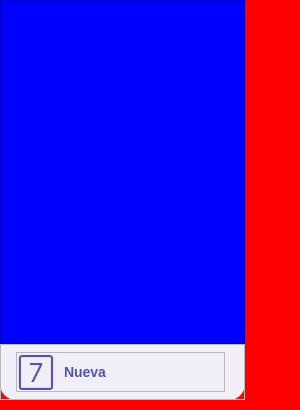
Before: the Qt Designer form ConsulManager/UI/listConsultas.ui in OpenAnalyticsQro/consulManager, drawn with Qt 5.
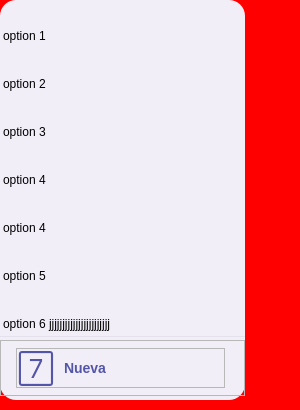
After: the same form once the commit is applied.

Commit message: update list manager

What changed in the file:
```diff
--- a/ConsulManager/UI/listConsultas.ui
+++ b/ConsulManager/UI/listConsultas.ui
@@ -57,7 +57,11 @@
 
 QFrame#dataFrame
 {
-background:blue;
+background:None;
+
+border-bottom-width: 1px;
+border-style: solid;
+border-bottom-color: #E4E1EC;
 }
 
 QFrame#dataButtonFrame
@@ -82,6 +86,36 @@
 font-size: 14px;
 line-height: 20px;
 }
+
+QScrollArea#scrollAreaList
+{
+background:transparent;
+border:None;
+}
+
+QScrollBar:vertical
+{
+background:None;
+border:None;
+width: 0px;
+}
+
+QWidget#listScroll
+{
+background:transparent;
+
+}
+
+QFrame#itemFrame
+{
+background:green;
+}
+
+QLabel
+{
+background:None;
+}
+
 </string>
   </property>
   <widget class="QFrame" name="FrameBase">
@@ -153,12 +187,229 @@
        </property>
        <item>
         <widget class="QFrame" name="dataFrame">
+         <property name="maximumSize">
+          <size>
+           <width>245</width>
+           <height>334</height>
+          </size>
+         </property>
          <property name="frameShape">
           <enum>QFrame::StyledPanel</enum>
          </property>
          <property name="frameShadow">
           <enum>QFrame::Raised</enum>
          </property>
+         <widget class="QScrollArea" name="scrollAreaList">
+          <property name="geometry">
+           <rect>
+            <x>3</x>
+            <y>9</y>
+            <width>239</width>
+            <height>331</height>
+           </rect>
+          </property>
+          <property name="maximumSize">
+           <size>
+            <width>239</width>
+            <height>331</height>
+           </size>
+          </property>
+          <property name="widgetResizable">
+           <bool>true</bool>
+          </property>
+          <widget class="QWidget" name="listScroll">
+           <property name="geometry">
+            <rect>
+             <x>0</x>
+             <y>0</y>
+             <width>239</width>
+             <height>386</height>
+            </rect>
+           </property>
+           <property name="maximumSize">
+            <size>
+             <width>16777215</width>
+             <height>16777215</height>
+            </size>
+           </property>
+           <layout class="QVBoxLayout" name="verticalLayout_3">
+            <property name="spacing">
+             <number>0</number>
+            </property>
+            <property name="leftMargin">
+             <number>0</number>
+            </property>
+            <property name="topMargin">
+             <number>0</number>
+            </property>
+            <property name="rightMargin">
+             <number>0</number>
+            </property>
+            <property name="bottomMargin">
+             <number>0</number>
+            </property>
+            <item>
+             <widget class="QLabel" name="label">
+              <property name="minimumSize">
+               <size>
+                <width>0</width>
+                <height>48</height>
+               </size>
+              </property>
+              <property name="text">
+               <string>option 1</string>
+              </property>
+             </widget>
+            </item>
+            <item>
+             <widget class="QLabel" name="label_4">
+              <property name="minimumSize">
+               <size>
+                <width>0</width>
+                <height>48</height>
+               </size>
+              </property>
+              <property name="text">
+               <string>option 2</string>
+              </property>
+             </widget>
+            </item>
+            <item>
+             <widget class="QLabel" name="label_5">
+              <property name="minimumSize">
+               <size>
+                <width>0</width>
+                <height>48</height>
+               </size>
+              </property>
+              <property name="text">
+               <string>option 3</string>
+              </property>
+             </widget>
+            </item>
+            <item>
+             <widget class="QLabel" name="label_3">
+              <property name="minimumSize">
+               <size>
+                <width>0</width>
+                <height>48</height>
+               </size>
+              </property>
+              <property name="text">
+               <string>option 4</string>
+              </property>
+             </widget>
+            </item>
+            <item>
+             <widget class="QLabel" name="label_8">
+              <property name="minimumSize">
+               <size>
+                <width>0</width>
+                <height>48</height>
+               </size>
+              </property>
+              <property name="text">
+               <string>option 4</string>
+              </property>
+             </widget>
+            </item>
+            <item>
+             <widget class="QLabel" name="label_6">
+              <property name="minimumSize">
+               <size>
+                <width>0</width>
+                <height>48</height>
+               </size>
+              </property>
+              <property name="text">
+               <string>option 5</string>
+              </property>
+             </widget>
+            </item>
+            <item>
+             <widget class="QLabel" name="label_7">
+              <property name="minimumSize">
+               <size>
+                <width>0</width>
+                <height>48</height>
+               </size>
+              </property>
+              <property name="text">
+               <string>option 6 jjjjjjjjjjjjjjjjjjjjjjj</string>
+              </property>
+              <property name="textFormat">
+               <enum>Qt::PlainText</enum>
+              </property>
+              <property name="scaledContents">
+               <bool>false</bool>
+              </property>
+             </widget>
+            </item>
+            <item>
+             <widget class="QLabel" name="label_2">
+              <property name="minimumSize">
+               <size>
+                <width>0</width>
+                <height>48</height>
+               </size>
+              </property>
+              <property name="text">
+               <string>option 7</string>
+              </property>
+             </widget>
+            </item>
+            <item>
+             <widget class="QFrame" name="itemFrame">
+              <property name="enabled">
+               <bool>true</bool>
+              </property>
+              <property name="maximumSize">
+               <size>
+                <width>239</width>
+                <height>16777215</height>
+               </size>
+              </property>
+              <property name="frameShape">
+               <enum>QFrame::StyledPanel</enum>
+              </property>
+              <property name="frameShadow">
+               <enum>QFrame::Raised</enum>
+              </property>
+              <layout class="QVBoxLayout" name="verticalLayout_4">
+               <property name="spacing">
+                <number>0</number>
+               </property>
+               <property name="leftMargin">
+                <number>0</number>
+               </property>
+               <property name="topMargin">
+                <number>0</number>
+               </property>
+               <property name="rightMargin">
+                <number>0</number>
+               </property>
+               <property name="bottomMargin">
+                <number>0</number>
+               </property>
+              </layout>
+             </widget>
+            </item>
+            <item>
+             <spacer name="verticalSpacer">
+              <property name="orientation">
+               <enum>Qt::Vertical</enum>
+              </property>
+              <property name="sizeHint" stdset="0">
+               <size>
+                <width>20</width>
+                <height>38</height>
+               </size>
+              </property>
+             </spacer>
+            </item>
+           </layout>
+          </widget>
+         </widget>
         </widget>
        </item>
        <item>
@@ -263,6 +514,9 @@
            <property name="text">
             <string>Nueva</string>
            </property>
+           <property name="indent">
+            <number>0</number>
+           </property>
            <property name="textInteractionFlags">
             <set>Qt::NoTextInteraction</set>
            </property>
```
The commit also changes 2 other files.
